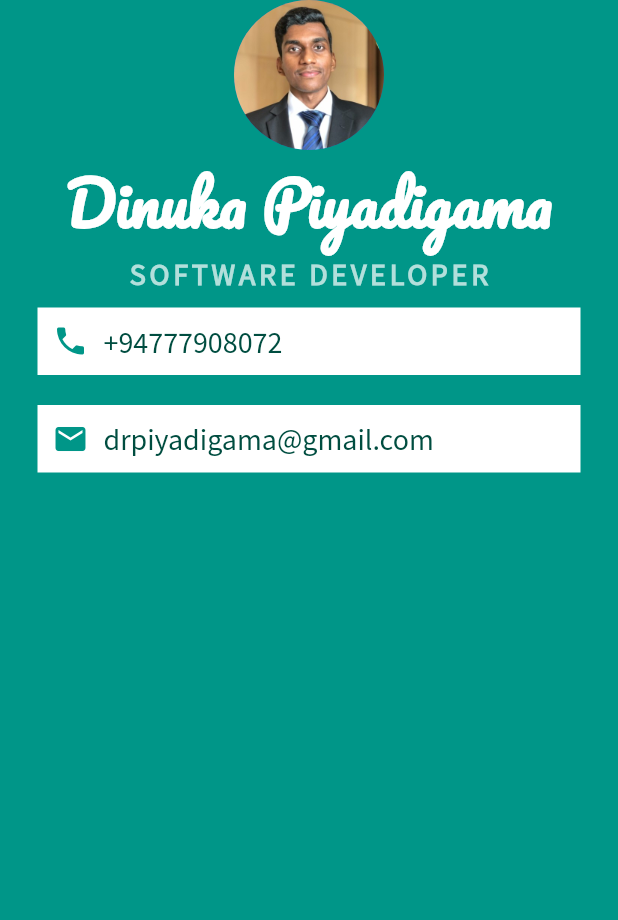
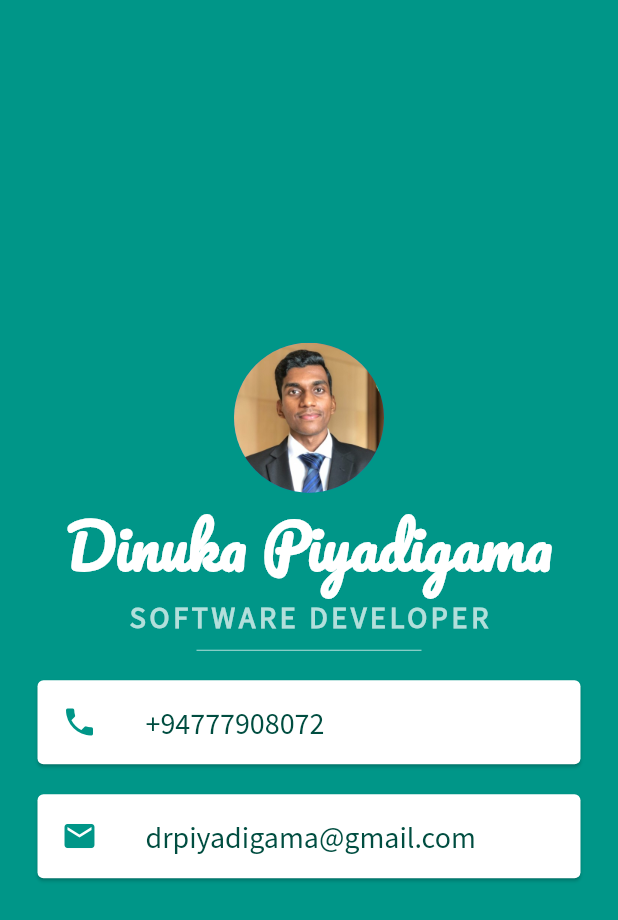
Before and after one commit to dinuka-rp/Flutter-appbrewery, a Flutter app: the screen it shows after launch, on a phone screen of 412 x 824 dp. Shown: the top 920 px of the screen. Run offline on Flutter 3.47's test engine with Material 2 defaults, Android fonts, the phone set to English and light mode, and no system bars.

Commit message:
use Card & ListTile widget

```diff
--- a/mi_card_flutter/lib/main.dart
+++ b/mi_card_flutter/lib/main.dart
@@ -13,7 +13,7 @@ class MyApp extends StatelessWidget {
       body: SafeArea(
         child: Column(
           // crossAxisAlignment: CrossAxisAlignment.stretch,
-          // mainAxisAlignment: MainAxisAlignment.spaceBetween,
+          mainAxisAlignment: MainAxisAlignment.center,
           // mainAxisSize: MainAxisSize.min,
           children: [
             CircleAvatar(
@@ -35,52 +35,43 @@ class MyApp extends StatelessWidget {
                   fontWeight: FontWeight.bold,
                   letterSpacing: 2.5),
             ),
-            Container(
-              color: Colors.white,
-              padding: EdgeInsets.all(10.0),
+            SizedBox(
+              height: 20.0,
+              width: 150.0,
+              child: Divider(
+                color: Colors.teal.shade100,
+              ),
+            ),
+            Card(
               margin: EdgeInsets.symmetric(vertical: 10.0, horizontal: 25.0),
-              child: Row(
-                children: [
-                  Icon(
+              child: ListTile(
+                leading: Icon(
                   Icons.phone,
-                    // size: 100,
                   color: Colors.teal,
                 ),
-                  SizedBox(
-                    width: 10.0,
-                  ),
-                  Text(
+                title: Text(
                   "+94777908072",
                   style: TextStyle(
                       color: Colors.teal.shade900,
                       fontFamily: 'Source Sans Pro',
                       fontSize: 20.0),
-                  )
-                ],
                 ),
               ),
-            Container(
-              color: Colors.white,
-              padding: EdgeInsets.all(10.0),
+            ),
+            Card(
               margin: EdgeInsets.symmetric(vertical: 10.0, horizontal: 25.0),
-              child: Row(
-                children: [
-                  Icon(
+              child: ListTile(
+                leading: Icon(
                   Icons.email,
-                    // size: 100,
                   color: Colors.teal,
                 ),
-                  SizedBox(
-                    width: 10.0,
-                  ),
-                  Text(
+                title: Text(
                   "drpiyadigama@gmail.com",
                   style: TextStyle(
                       color: Colors.teal.shade900,
                       fontFamily: 'Source Sans Pro',
                       fontSize: 20.0),
-                  )
-                ],
+                ),
               ),
             )
           ],
```
Lines whose indentation alone changed are shown as unchanged.
